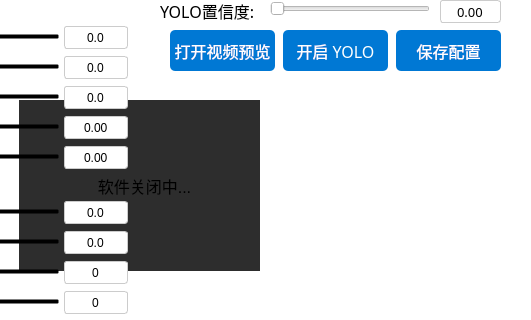
This is ui/VisionAimWindow.ui in CodeTricycle/overwatch-yolo as Qt 5 draws it before an edit; both pictures show x 241 to 772 and y 100 to 420 of the 772 by 570 pixel window. The edited form follows.
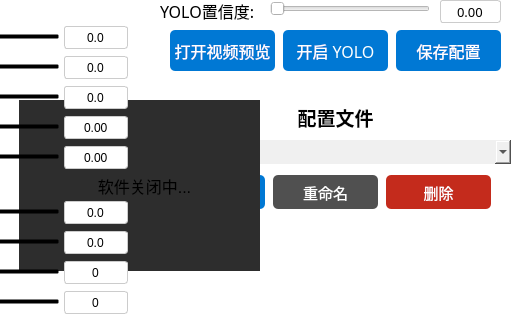
This is the edited form.

Commit message:
feat: 多配置文件系统 + 截图回退 mss
- core/settings.py: 新增 PROFILE_KEYS 与配置文件 CRUD 方法
  (list/create/delete/rename_profile, set/active_profile_name)；
  get/set/update_many 自动路由瞄准相关 key 到激活配置；
  _read_file 自动从旧格式迁移
- ui/VisionAimWindow.ui: 右侧面板新增 profileWidget，含配置
  选择下拉框及新建/重命名/删除按钮
- main.py: 连接配置文件 UI 信号，切换时重载滑块并广播子进程；
  截图由 DXGI 回退为 mss
- requirements.txt: 恢复 mss 依赖

The edit to the form file:
```diff
--- a/ui/VisionAimWindow.ui
+++ b/ui/VisionAimWindow.ui
@@ -1386,6 +1386,158 @@
      </widget>
     </widget>
    </widget>
+   <widget class="QWidget" name="profileWidget" native="true">
+    <property name="geometry">
+     <rect>
+      <x>391</x>
+      <y>195</y>
+      <width>371</width>
+      <height>130</height>
+     </rect>
+    </property>
+    <property name="styleSheet">
+     <string notr="true">
+border-radius: 20px;
+background-color: rgb(255, 255, 255);
+</string>
+    </property>
+    <widget class="QLabel" name="profileTitleLabel">
+     <property name="geometry">
+      <rect>
+       <x>0</x>
+       <y>8</y>
+       <width>371</width>
+       <height>28</height>
+      </rect>
+     </property>
+     <property name="font">
+      <font>
+       <family>Microsoft YaHei</family>
+       <pointsize>14</pointsize>
+       <bold>true</bold>
+      </font>
+     </property>
+     <property name="text">
+      <string>配置文件</string>
+     </property>
+     <property name="alignment">
+      <set>Qt::AlignmentFlag::AlignCenter</set>
+     </property>
+    </widget>
+    <widget class="QLabel" name="profileCurrentLabel">
+     <property name="geometry">
+      <rect>
+       <x>10</x>
+       <y>45</y>
+       <width>70</width>
+       <height>24</height>
+      </rect>
+     </property>
+     <property name="font">
+      <font>
+       <family>Microsoft YaHei</family>
+       <pointsize>11</pointsize>
+      </font>
+     </property>
+     <property name="text">
+      <string>当前配置:</string>
+     </property>
+    </widget>
+    <widget class="QComboBox" name="profileComboBox">
+     <property name="geometry">
+      <rect>
+       <x>85</x>
+       <y>45</y>
+       <width>276</width>
+       <height>24</height>
+      </rect>
+     </property>
+     <property name="font">
+      <font>
+       <family>Microsoft YaHei</family>
+       <pointsize>10</pointsize>
+      </font>
+     </property>
+     <property name="styleSheet">
+      <string notr="true">background-color: rgb(240, 240, 240);</string>
+     </property>
+    </widget>
+    <widget class="QPushButton" name="newProfileButton">
+     <property name="geometry">
+      <rect>
+       <x>10</x>
+       <y>80</y>
+       <width>105</width>
+       <height>34</height>
+      </rect>
+     </property>
+     <property name="font">
+      <font>
+       <family>Microsoft YaHei</family>
+       <pointsize>11</pointsize>
+      </font>
+     </property>
+     <property name="styleSheet">
+      <string notr="true">background-color: rgb(0, 120, 212); color: white; border-radius: 5px;</string>
+     </property>
+     <property name="cursor">
+      <cursorShape>PointingHandCursor</cursorShape>
+     </property>
+     <property name="text">
+      <string>新建</string>
+     </property>
+    </widget>
+    <widget class="QPushButton" name="renameProfileButton">
+     <property name="geometry">
+      <rect>
+       <x>123</x>
+       <y>80</y>
+       <width>105</width>
+       <height>34</height>
+      </rect>
+     </property>
+     <property name="font">
+      <font>
+       <family>Microsoft YaHei</family>
+       <pointsize>11</pointsize>
+      </font>
+     </property>
+     <property name="styleSheet">
+      <string notr="true">background-color: rgb(80, 80, 80); color: white; border-radius: 5px;</string>
+     </property>
+     <property name="cursor">
+      <cursorShape>PointingHandCursor</cursorShape>
+     </property>
+     <property name="text">
+      <string>重命名</string>
+     </property>
+    </widget>
+    <widget class="QPushButton" name="deleteProfileButton">
+     <property name="geometry">
+      <rect>
+       <x>236</x>
+       <y>80</y>
+       <width>105</width>
+       <height>34</height>
+      </rect>
+     </property>
+     <property name="font">
+      <font>
+       <family>Microsoft YaHei</family>
+       <pointsize>11</pointsize>
+      </font>
+     </property>
+     <property name="styleSheet">
+      <string notr="true">background-color: rgb(196, 43, 28); color: white; border-radius: 5px;</string>
+     </property>
+     <property name="cursor">
+      <cursorShape>PointingHandCursor</cursorShape>
+     </property>
+     <property name="text">
+      <string>删除</string>
+     </property>
+    </widget>
+   </widget>
    <zorder>settingWidget</zorder>
    <zorder>yoloSettingsWidget</zorder>
    <zorder>closeMessageWidget</zorder>
```
Left out of the diff: 1 changed line with no effect on the pictures. The commit also changes 3 other files.
